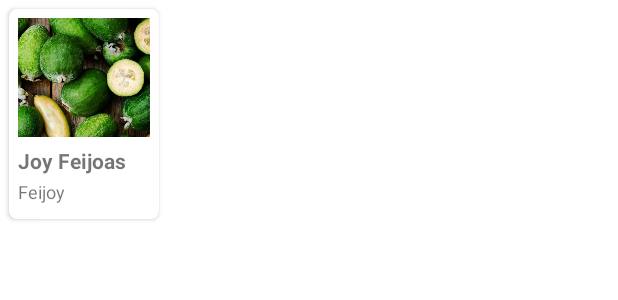
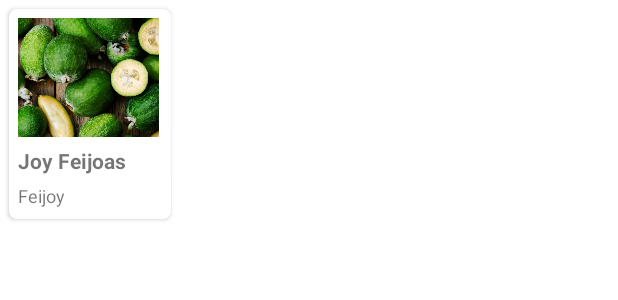
Before and after one commit to hyungsangpark/FruitMarket, an Android app: the layout top_pick_item.xml on its own in the app's theme, with its tools: preview values and no code run, on a phone screen of 412 x 824 dp. Shown: the top 300 px of the screen. Run offline under Robolectric (Android 15) with nearby library versions, the phone set to English and light mode, and no system bars.

Commit message:
Fixed producer name display in top picks itemview

```diff
--- a/app/src/main/res/layout/top_pick_item.xml
+++ b/app/src/main/res/layout/top_pick_item.xml
@@ -10,7 +10,7 @@
     android:backgroundTint="@color/design_default_color_background">
 
     <RelativeLayout
-        android:layout_width="100dp"
+        android:layout_width="108dp"
         android:layout_height="140dp">
 
         <ImageView
@@ -30,20 +30,30 @@
             android:layout_width="wrap_content"
             android:layout_height="20dp"
             android:layout_below="@+id/top_pick_image"
+            android:layout_alignParentStart="true"
+            android:layout_alignParentEnd="true"
             android:layout_alignParentBottom="true"
+            android:layout_marginStart="6dp"
             android:layout_marginLeft="6dp"
+            android:layout_marginEnd="30dp"
             android:layout_marginBottom="30dp"
             android:text="Joy Feijoas"
             android:textSize="14dp"
-            android:textStyle="bold"/>
+            android:textStyle="bold" />
 
         <TextView
             android:id="@+id/top_pick_item_producer"
             android:layout_width="87dp"
             android:layout_height="wrap_content"
+            android:layout_alignParentStart="true"
+            android:layout_alignParentTop="true"
+            android:layout_alignParentEnd="true"
             android:layout_alignParentBottom="true"
+            android:layout_marginStart="6dp"
             android:layout_marginLeft="6dp"
-            android:layout_marginBottom="10dp"
+            android:layout_marginTop="116dp"
+
+            android:layout_marginBottom="8dp"
             android:text="Feijoy"
             android:textSize="12dp" />
 
```
Also changed, not shown: app/src/main/res/layout/fruit_details.xml (+7 -0 lines).
